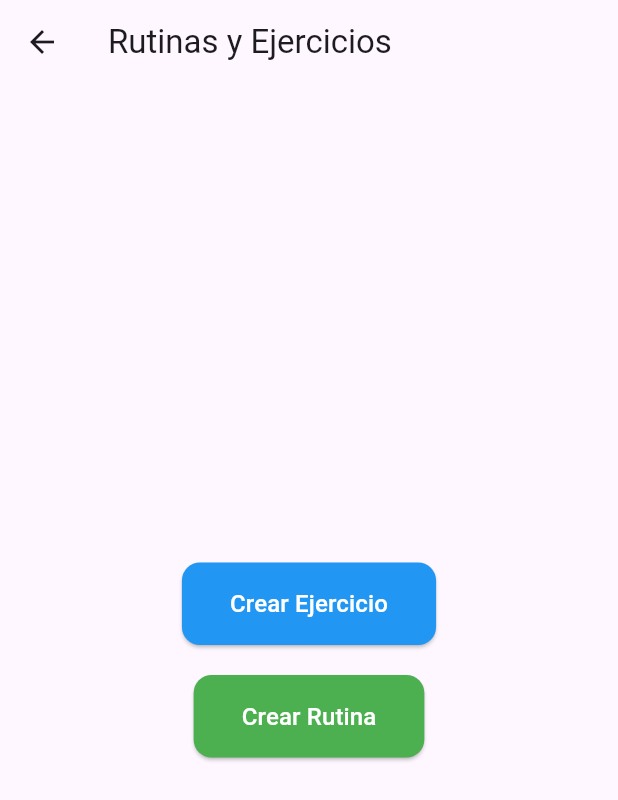
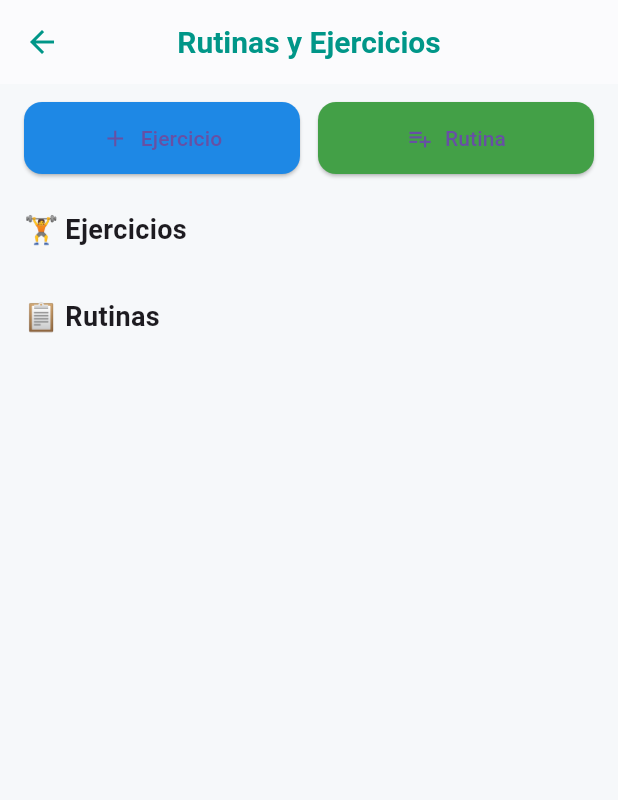
Before and after one commit to svillalba8/track_fit_app, a Flutter app: the RoutinePage screen opened by its route, on a phone screen of 412 x 824 dp. Shown: the top 800 px of the screen. Run offline on Flutter 3.47's test engine with Material 3 defaults, Android fonts, the light colour scheme and no system bars; our stand-ins replace flutter_dotenv, supabase_flutter; accounts and stored records are empty.

Commit message:
Página rutinas mostrando ejercicios y rutinas

```diff
--- a/lib/routines/screens/routine_page.dart
+++ b/lib/routines/screens/routine_page.dart
@@ -1,6 +1,7 @@
 import 'package:flutter/material.dart';
 import '../../widgets/custom_button.dart';
 import '../models/exercise.dart';
+import '../models/routine.dart';
 import '../enums/exercise_type.dart';
 import '../services/ejercicio_seleccionado_service.dart';
 import '../services/exercise_service.dart';
@@ -16,21 +17,27 @@ class RoutinePage extends StatefulWidget {
 class _RoutinePageState extends State<RoutinePage> {
   final _exerciseService = ExerciseService();
   final _routineService = RoutineService();
+
   List<Exercise> _exercises = [];
+  List<RoutineWithExercises> _routines = [];
 
+  // 1. INIT & LOAD DATA
   @override
   void initState() {
     super.initState();
-    _loadExercises();
+    _loadData();
   }
 
-  Future<void> _loadExercises() async {
+  Future<void> _loadData() async {
     final ejercicios = await _exerciseService.getExercises();
+    final rutinas = await _routineService.getRoutinesWithExercises();
     setState(() {
       _exercises = ejercicios;
+      _routines = rutinas;
     });
   }
 
+  // 2. CREACIÓN DE EJERCICIOS Y RUTINAS
   Future<void> _showCreateExerciseDialog() async {
     final nombreController = TextEditingController();
     final descripcionController = TextEditingController();
@@ -49,6 +56,7 @@ class _RoutinePageState extends State<RoutinePage> {
             ),
             DropdownButton<ExerciseType>(
               value: selectedType,
+              isExpanded: true,
               onChanged: (value) {
                 setState(() {
                   selectedType = value!;
@@ -76,7 +84,7 @@ class _RoutinePageState extends State<RoutinePage> {
                 selectedType,
                 descripcionController.text,
               );
-              await _loadExercises();
+              await _loadData();
               Navigator.pop(context);
             },
             child: const Text('Crear'),
@@ -92,7 +100,7 @@ class _RoutinePageState extends State<RoutinePage> {
 
     if (ejerciciosDisponibles.isEmpty) {
       ScaffoldMessenger.of(context).showSnackBar(
-        SnackBar(content: Text('Primero debes crear al menos un ejercicio.')),
+        const SnackBar(content: Text('Primero debes crear al menos un ejercicio.')),
       );
       return;
     }
@@ -104,14 +112,14 @@ class _RoutinePageState extends State<RoutinePage> {
       context: context,
       builder: (_) => StatefulBuilder(
         builder: (context, setState) => AlertDialog(
-          title: Text('Crear rutina'),
+          title: const Text('Crear rutina'),
           content: SingleChildScrollView(
             child: Column(
               mainAxisSize: MainAxisSize.min,
               children: [
                 TextField(
                   controller: nombreController,
-                  decoration: InputDecoration(labelText: 'Nombre rutina'),
+                  decoration: const InputDecoration(labelText: 'Nombre rutina'),
                 ),
                 DropdownButton<Exercise>(
                   value: selectedExercise,
@@ -134,7 +142,7 @@ class _RoutinePageState extends State<RoutinePage> {
                       });
                     }
                   },
-                  child: Text('Añadir ejercicio'),
+                  child: const Text('Añadir ejercicio'),
                 ),
                 ...ejerciciosSeleccionados.map((eSel) {
                   return Padding(
@@ -142,22 +150,22 @@ class _RoutinePageState extends State<RoutinePage> {
                     child: Column(
                       crossAxisAlignment: CrossAxisAlignment.start,
                       children: [
-                        Divider(),
-                        Text(eSel.ejercicio.nombre, style: TextStyle(fontWeight: FontWeight.bold)),
+                        const Divider(),
+                        Text(eSel.ejercicio.nombre, style: const TextStyle(fontWeight: FontWeight.bold)),
                         TextField(
                           controller: eSel.seriesController,
                           keyboardType: TextInputType.number,
-                          decoration: InputDecoration(labelText: 'Series'),
+                          decoration: const InputDecoration(labelText: 'Series'),
                         ),
                         TextField(
                           controller: eSel.repeticionesController,
                           keyboardType: TextInputType.number,
-                          decoration: InputDecoration(labelText: 'Repeticiones'),
+                          decoration: const InputDecoration(labelText: 'Repeticiones'),
                         ),
                         TextField(
                           controller: eSel.duracionController,
                           keyboardType: TextInputType.number,
-                          decoration: InputDecoration(labelText: 'Duración (segundos)'),
+                          decoration: const InputDecoration(labelText: 'Duración (segundos)'),
                         ),
                       ],
                     ),
@@ -167,24 +175,18 @@ class _RoutinePageState extends State<RoutinePage> {
             ),
           ),
           actions: [
-            TextButton(
-              onPressed: () => Navigator.pop(context),
-              child: Text('Cancelar'),
-            ),
+            TextButton(onPressed: () => Navigator.pop(context), child: const Text('Cancelar')),
             TextButton(
               onPressed: () async {
-                try {
                 final nombre = nombreController.text.trim();
-
                 if (nombre.isEmpty || ejerciciosSeleccionados.isEmpty) {
                   ScaffoldMessenger.of(context).showSnackBar(
-                      SnackBar(content: Text('Debes ingresar un nombre y al menos un ejercicio')),
+                    const SnackBar(content: Text('Debes ingresar un nombre y al menos un ejercicio')),
                   );
                   return;
                 }
 
                 final nuevaRutina = await _routineService.createRoutine(nombre);
-
                 for (var eSel in ejerciciosSeleccionados) {
                   final series = int.tryParse(eSel.seriesController.text.trim()) ?? 0;
                   final repes = int.tryParse(eSel.repeticionesController.text.trim()) ?? 0;
@@ -201,14 +203,46 @@ class _RoutinePageState extends State<RoutinePage> {
 
                 if (context.mounted) {
                   Navigator.pop(context);
-                    ScaffoldMessenger.of(context).showSnackBar(SnackBar(content: Text('Rutina creada con ejercicios')));
-                  }
-                } catch (e) {
-                  print('Error al crear rutina: $e');
-                  ScaffoldMessenger.of(context).showSnackBar(SnackBar(content: Text('Error al crear rutina')));
+                  ScaffoldMessenger.of(context).showSnackBar(
+                    const SnackBar(content: Text('Rutina creada con ejercicios')),
+                  );
+                  await _loadData();
                 }
               },
-              child: Text('Guardar'),
+              child: const Text('Guardar'),
+            ),
+          ],
+        ),
+      ),
+    );
+  }
+
+  Widget _buildExerciseCard(Exercise ejercicio) {
+    return Card(
+      elevation: 3,
+      shape: RoundedRectangleBorder(borderRadius: BorderRadius.circular(16)),
+      margin: const EdgeInsets.symmetric(vertical: 6),
+      child: Padding(
+        padding: const EdgeInsets.symmetric(horizontal: 16, vertical: 12),
+        child: Row(
+          children: [
+            const Icon(Icons.fitness_center, color: Colors.blue, size: 28),
+            const SizedBox(width: 12),
+            Expanded(
+              child: Column(
+                crossAxisAlignment: CrossAxisAlignment.start,
+                children: [
+                  Text(
+                    ejercicio.nombre,
+                    style: const TextStyle(fontSize: 16, fontWeight: FontWeight.w600),
+                  ),
+                  const SizedBox(height: 4),
+                  Text(
+                    '${ejercicio.tipo.name.toUpperCase()} • ${ejercicio.descripcion ?? "Sin descripción"}',
+                    style: const TextStyle(fontSize: 13, color: Colors.grey),
+                  ),
+                ],
+              ),
             ),
           ],
         ),
@@ -217,31 +251,131 @@ class _RoutinePageState extends State<RoutinePage> {
   }
 
 
+  Widget _buildRoutineCard(RoutineWithExercises rutinaConEjercicios) {
+    final rutina = rutinaConEjercicios.rutina;
+    final ejercicios = rutinaConEjercicios.ejercicios;
 
+    return Card(
+      color: Colors.grey.shade100,
+      elevation: 3,
+      margin: const EdgeInsets.symmetric(horizontal: 16, vertical: 8),
+      shape: RoundedRectangleBorder(borderRadius: BorderRadius.circular(16)),
+      child: ExpansionTile(
+        leading: const Icon(Icons.list_alt, color: Colors.green),
+        title: Text(rutina.nombre, style: const TextStyle(fontWeight: FontWeight.bold)),
+        children: [
+          Padding(
+            padding: const EdgeInsets.symmetric(horizontal: 16.0, vertical: 8),
+            child: Column(
+              crossAxisAlignment: CrossAxisAlignment.start,
+              children: [
+                const SizedBox(height: 4),
+                Text("🏋️ Ejercicios asignados: ${ejercicios.length}"),
+                const Divider(thickness: 1.2),
+                ...ejercicios.map((e) {
+                  return ListTile(
+                    title: Text(e.exercise.nombre),
+                    subtitle: Text(
+                      'Series: ${e.series}  •  Repeticiones: ${e.repeticiones ?? '-'}  •  Duración: ${e.duracion?.toStringAsFixed(0) ?? '-'}s',
+                    ),
+                    leading: const Icon(Icons.arrow_right),
+                  );
+                }).toList(),
+              ],
+            ),
+          ),
+        ],
+      ),
+    );
+  }
 
+  // 4. UTILIDAD
+  String _formatFecha(DateTime? date) {
+    if (date == null) return '-';
+    return '${date.day}/${date.month}/${date.year}';
+  }
 
   @override
   Widget build(BuildContext context) {
     return Scaffold(
-      appBar: AppBar(title: const Text('Rutinas y Ejercicios')),
-      body: Center(
+      appBar: AppBar(
+        title: const Text(
+          'Rutinas y Ejercicios',
+          style: TextStyle(fontWeight: FontWeight.bold, fontSize: 20),
+        ),
+        backgroundColor: Colors.white,
+        elevation: 0.5,
+        centerTitle: true,
+        foregroundColor: Colors.teal,
+      ),
+      backgroundColor: const Color(0xFFF6F8FA),
+      body: RefreshIndicator(
+        onRefresh: _loadData,
+        child: SingleChildScrollView(
+          physics: const AlwaysScrollableScrollPhysics(),
+          child: Padding(
+            padding: const EdgeInsets.symmetric(horizontal: 16.0, vertical: 12),
             child: Column(
-          mainAxisAlignment: MainAxisAlignment.center,
+              crossAxisAlignment: CrossAxisAlignment.stretch,
               children: [
-            CustomButton(
-              text: 'Crear Ejercicio',
+                // Botones
+                Row(
+                  children: [
+                    Expanded(
+                      child: ElevatedButton.icon(
                         onPressed: _showCreateExerciseDialog,
-              colorTheme: Colors.blue,
+                        icon: const Icon(Icons.add),
+                        label: const Text('Ejercicio'),
+                        style: ElevatedButton.styleFrom(
+                          backgroundColor: Colors.blue.shade600,
+                          shape: RoundedRectangleBorder(
+                            borderRadius: BorderRadius.circular(12),
                           ),
-            const SizedBox(height: 20),
-            CustomButton(
-              text: 'Crear Rutina',
+                          padding: const EdgeInsets.symmetric(vertical: 14),
+                        ),
+                      ),
+                    ),
+                    const SizedBox(width: 12),
+                    Expanded(
+                      child: ElevatedButton.icon(
                         onPressed: _showCreateRoutineDialog,
-              colorTheme: Colors.green,
+                        icon: const Icon(Icons.playlist_add),
+                        label: const Text('Rutina'),
+                        style: ElevatedButton.styleFrom(
+                          backgroundColor: Colors.green.shade600,
+                          shape: RoundedRectangleBorder(
+                            borderRadius: BorderRadius.circular(12),
+                          ),
+                          padding: const EdgeInsets.symmetric(vertical: 14),
+                        ),
+                      ),
                     ),
                   ],
+                ),
+
+                const SizedBox(height: 24),
+                const Text(
+                  '🏋️ Ejercicios',
+                  style: TextStyle(fontSize: 18, fontWeight: FontWeight.bold),
+                ),
+                const SizedBox(height: 8),
+                ..._exercises.map(_buildExerciseCard),
+
+                const SizedBox(height: 24),
+                const Text(
+                  '📋 Rutinas',
+                  style: TextStyle(fontSize: 18, fontWeight: FontWeight.bold),
+                ),
+                const SizedBox(height: 8),
+                ..._routines.map(_buildRoutineCard),
+
+                const SizedBox(height: 40),
+              ],
+            ),
+          ),
         ),
       ),
     );
   }
+
 }
--- a/lib/routines/services/routine_service.dart
+++ b/lib/routines/services/routine_service.dart
@@ -2,13 +2,13 @@ import 'package:supabase_flutter/supabase_flutter.dart';
 import '../enums/exercise_type.dart';
 import '../models/exercise.dart';
 import '../models/routine.dart';
+import '../models/ejercicio_rutina.dart';
 
 class RoutineService {
   final SupabaseClient _client = Supabase.instance.client;
 
   String? get _userId => _client.auth.currentUser?.id;
 
-  // Obtener todos los ejercicios del usuario actual
   Future<List<Exercise>> getExercises() async {
     final userId = _userId;
     if (userId == null) {
@@ -129,14 +129,13 @@ class RoutineService {
     required int rutinaId,
     required int ejercicioId,
     required int series,
-    required int repeticiones,
+    int? repeticiones,
     double? duracion,
   }) async {
     final userId = _userId;
     if (userId == null) throw Exception('User not authenticated');
 
     try {
-      // Verificar que la rutina existe y pertenece al usuario
       final routine = await _client
           .from('rutina')
           .select()
@@ -144,7 +143,6 @@ class RoutineService {
           .eq('user_id', userId)
           .maybeSingle();
 
-      // Verificar que el ejercicio existe y pertenece al usuario
       final exercise = await _client
           .from('ejercicio')
           .select()
@@ -155,13 +153,12 @@ class RoutineService {
       if (routine == null) throw Exception('Rutina no encontrada o no pertenece al usuario.');
       if (exercise == null) throw Exception('Ejercicio no encontrado o no pertenece al usuario.');
 
-      // Insertar en la tabla ejercicio_rutina (con guion bajo y claves correctas)
       await _client.from('ejercicio_rutina').insert({
         'id_rutina': rutinaId,
         'id_ejercicio': ejercicioId,
         'series': series,
         'repeticiones': repeticiones,
-        'duracion': duracion, // Si es double, insertarlo así directamente
+        'duracion': duracion,
         'created_at': DateTime.now().toIso8601String(),
       });
     } catch (e) {
@@ -170,5 +167,99 @@ class RoutineService {
     }
   }
 
+  Future<List<RoutineWithExercises>> getRoutinesWithExercises() async {
+    final userId = _userId;
+    if (userId == null) return [];
+
+    try {
+      final rutinasData = await _client
+          .from('rutina')
+          .select('*, ejercicio_rutina(*, ejercicio(*))')
+          .eq('user_id', userId)
+          .order('created_at', ascending: false);
+
+
+      List<Routine> rutinas = (rutinasData as List)
+          .map((r) => Routine.fromMap(r))
+          .toList();
+
+      List<RoutineWithExercises> rutinasConEjercicios = [];
+
+      for (var rutina in rutinas) {
+        final ejerciciosRutinaData = await _client
+            .from('ejercicio_rutina')
+            .select()
+            .eq('id_rutina', rutina.id)
+            .order('created_at', ascending: true);
+
+        List<EjercicioRutina> ejerciciosRutina = (ejerciciosRutinaData as List)
+            .map((e) => EjercicioRutina.fromMap(e))
+            .toList();
+
+        List<int> ejerciciosIds = ejerciciosRutina.map((e) => e.idEjercicio).toList();
+
+        if (ejerciciosIds.isEmpty) {
+          rutinasConEjercicios.add(RoutineWithExercises(rutina: rutina, ejercicios: []));
+          continue;
+        }
+
+        final ejerciciosData = await _client
+            .from('ejercicio')
+            .select()
+            .filter('id', 'in', '(${ejerciciosIds.join(",")})')
+            .order('created_at', ascending: false);
+
+        List<Exercise> ejercicios = (ejerciciosData as List)
+            .map((e) => Exercise.fromMap(e))
+            .toList();
+
+        List<ExerciseWithDetails> ejerciciosConDetalles = ejerciciosRutina.map((ejRutina) {
+          final ejercicio = ejercicios.firstWhere((ex) => ex.id == ejRutina.idEjercicio);
+          return ExerciseWithDetails(
+            exercise: ejercicio,
+            series: ejRutina.series,
+            repeticiones: ejRutina.repeticiones,
+            duracion: ejRutina.duracion,
+          );
+        }).toList();
+
+        rutinasConEjercicios.add(
+          RoutineWithExercises(
+            rutina: rutina,
+            ejercicios: ejerciciosConDetalles,
+          ),
+        );
+      }
+
+      return rutinasConEjercicios;
+    } catch (e) {
+      print('Error fetching routines with exercises: $e');
+      return [];
+    }
+  }
 
 }
+
+class RoutineWithExercises {
+  final Routine rutina;
+  final List<ExerciseWithDetails> ejercicios;
+
+  RoutineWithExercises({
+    required this.rutina,
+    required this.ejercicios,
+  });
+}
+
+class ExerciseWithDetails {
+  final Exercise exercise;
+  final int series;
+  final int? repeticiones;
+  final double? duracion;
+
+  ExerciseWithDetails({
+    required this.exercise,
+    required this.series,
+    this.repeticiones,
+    this.duracion,
+  });
+}
```
Also changed, not shown: lib/routines/models/ejercicio_rutina.dart (+2 -5 lines), lib/routines/services/ejercicio_seleccionado_service.dart (line endings or trailing spaces). Lines whose indentation alone changed are shown as unchanged.
